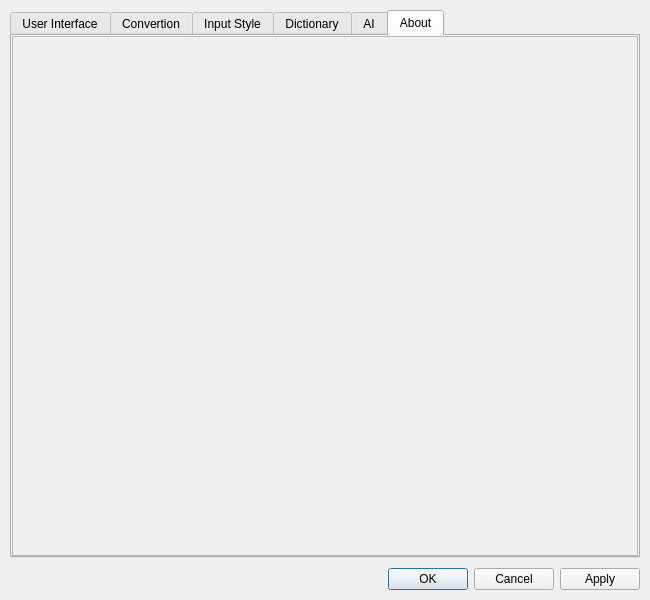
7ka-Hiira/fcitx5-hazkey, file hazkey-settings/mainwindow.ui: the form before one commit.
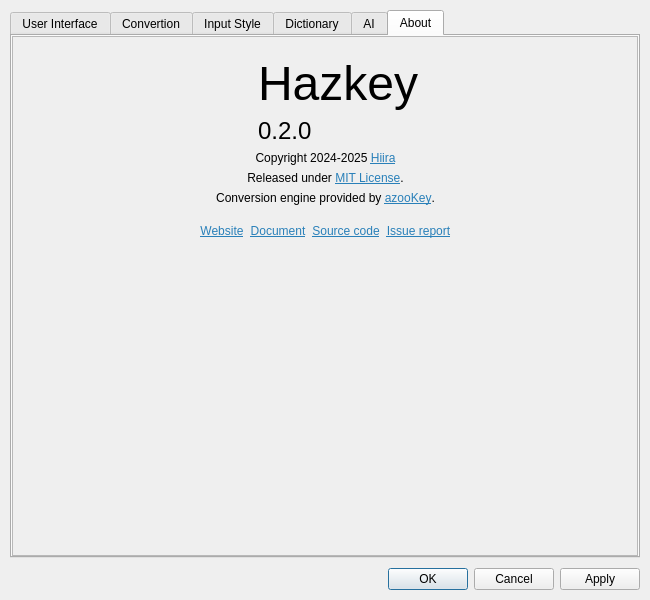
The form after the commit. The open tabs and pages were chosen to show the change. Icons and pictures are not drawn.

Commit message: feat: add about tab contents

Diff of the .ui file:
```diff
--- a/hazkey-settings/mainwindow.ui
+++ b/hazkey-settings/mainwindow.ui
@@ -1730,6 +1730,278 @@
             <height>503</height>
            </rect>
           </property>
+          <layout class="QVBoxLayout" name="verticalLayout_6">
+           <item>
+            <layout class="QHBoxLayout" name="aboutHazkeyTitleLayout">
+             <property name="topMargin">
+              <number>10</number>
+             </property>
+             <item>
+              <spacer name="aboutHazkeyTitleLeftSpacer">
+               <property name="orientation">
+                <enum>Qt::Orientation::Horizontal</enum>
+               </property>
+               <property name="sizeHint" stdset="0">
+                <size>
+                 <width>40</width>
+                 <height>20</height>
+                </size>
+               </property>
+              </spacer>
+             </item>
+             <item>
+              <layout class="QVBoxLayout" name="aboutHazkeyTitleLogoLayout">
+               <item>
+                <widget class="QLabel" name="aboutHazkeyTitleLogo">
+                 <property name="maximumSize">
+                  <size>
+                   <width>180</width>
+                   <height>180</height>
+                  </size>
+                 </property>
+                 <property name="pixmap">
+                  <pixmap resource="hazkey-icon.qrc">:/images/hazkey.svg</pixmap>
+                 </property>
+                 <property name="scaledContents">
+                  <bool>true</bool>
+                 </property>
+                </widget>
+               </item>
+               <item>
+                <spacer name="aboutHazkeyTitleLogoBottomSpacer">
+                 <property name="orientation">
+                  <enum>Qt::Orientation::Vertical</enum>
+                 </property>
+                 <property name="sizeType">
+                  <enum>QSizePolicy::Policy::Fixed</enum>
+                 </property>
+                 <property name="sizeHint" stdset="0">
+                  <size>
+                   <width>20</width>
+                   <height>10</height>
+                  </size>
+                 </property>
+                </spacer>
+               </item>
+              </layout>
+             </item>
+             <item>
+              <layout class="QVBoxLayout" name="aboutHazkeyTitleTextContainer">
+               <item>
+                <widget class="QLabel" name="aboutHazkeyTitleHazkeyText">
+                 <property name="text">
+                  <string>&lt;html&gt;&lt;head/&gt;&lt;body&gt;&lt;p&gt;&lt;span style=&quot; font-size:36pt;&quot;&gt;Hazkey&lt;/span&gt;&lt;/p&gt;&lt;/body&gt;&lt;/html&gt;</string>
+                 </property>
+                 <property name="textFormat">
+                  <enum>Qt::TextFormat::RichText</enum>
+                 </property>
+                 <property name="alignment">
+                  <set>Qt::AlignmentFlag::AlignBottom|Qt::AlignmentFlag::AlignLeading|Qt::AlignmentFlag::AlignLeft</set>
+                 </property>
+                </widget>
+               </item>
+               <item>
+                <widget class="QLabel" name="aboutHazkeyTitleVersionText">
+                 <property name="text">
+                  <string>&lt;html&gt;&lt;head/&gt;&lt;body&gt;&lt;p&gt;&lt;span style=&quot; font-size:18pt;&quot;&gt;0.2.0&lt;/span&gt;&lt;/p&gt;&lt;/body&gt;&lt;/html&gt;</string>
+                 </property>
+                 <property name="alignment">
+                  <set>Qt::AlignmentFlag::AlignLeading|Qt::AlignmentFlag::AlignLeft|Qt::AlignmentFlag::AlignTop</set>
+                 </property>
+                </widget>
+               </item>
+              </layout>
+             </item>
+             <item>
+              <spacer name="aboutHazkeyTitleRightSpacer">
+               <property name="orientation">
+                <enum>Qt::Orientation::Horizontal</enum>
+               </property>
+               <property name="sizeHint" stdset="0">
+                <size>
+                 <width>40</width>
+                 <height>20</height>
+                </size>
+               </property>
+              </spacer>
+             </item>
+            </layout>
+           </item>
+           <item>
+            <layout class="QHBoxLayout" name="aboutHazkeyAdditionalInfosLayout">
+             <item>
+              <spacer name="aboutHazkeyAdditionalInfosLeftSpacer">
+               <property name="orientation">
+                <enum>Qt::Orientation::Horizontal</enum>
+               </property>
+               <property name="sizeHint" stdset="0">
+                <size>
+                 <width>40</width>
+                 <height>20</height>
+                </size>
+               </property>
+              </spacer>
+             </item>
+             <item>
+              <layout class="QVBoxLayout" name="aboutHazkeyAdditionalInfosMainLayout">
+               <item>
+                <widget class="QLabel" name="aboutHazkeyCopyright">
+                 <property name="text">
+                  <string>&lt;html&gt;&lt;head/&gt;&lt;body&gt;&lt;p&gt;Copyright 2024-2025 &lt;a href=&quot;https://hiira.dev/&quot;&gt;&lt;span style=&quot; text-decoration: underline; color:#2980b9;&quot;&gt;Hiira&lt;/span&gt;&lt;/a&gt;&lt;/p&gt;&lt;/body&gt;&lt;/html&gt;</string>
+                 </property>
+                 <property name="alignment">
+                  <set>Qt::AlignmentFlag::AlignCenter</set>
+                 </property>
+                 <property name="openExternalLinks">
+                  <bool>true</bool>
+                 </property>
+                </widget>
+               </item>
+               <item>
+                <widget class="QLabel" name="aboutHazkeyLicense">
+                 <property name="text">
+                  <string>&lt;html&gt;&lt;head/&gt;&lt;body&gt;&lt;p&gt;Released under &lt;a href=&quot;https://opensource.org/license/mit&quot;&gt;&lt;span style=&quot; text-decoration: underline; color:#2980b9;&quot;&gt;MIT License&lt;/span&gt;&lt;/a&gt;.&lt;/p&gt;&lt;/body&gt;&lt;/html&gt;</string>
+                 </property>
+                 <property name="alignment">
+                  <set>Qt::AlignmentFlag::AlignCenter</set>
+                 </property>
+                 <property name="openExternalLinks">
+                  <bool>true</bool>
+                 </property>
+                </widget>
+               </item>
+               <item>
+                <widget class="QLabel" name="aboutHazkeyAzookeyEngine">
+                 <property name="text">
+                  <string>&lt;html&gt;&lt;head/&gt;&lt;body&gt;&lt;p&gt;Conversion engine provided by &lt;a href=&quot;https://azookey.com/&quot;&gt;&lt;span style=&quot; text-decoration: underline; color:#2980b9;&quot;&gt;azooKey&lt;/span&gt;&lt;/a&gt;.&lt;/p&gt;&lt;/body&gt;&lt;/html&gt;</string>
+                 </property>
+                 <property name="alignment">
+                  <set>Qt::AlignmentFlag::AlignCenter</set>
+                 </property>
+                 <property name="openExternalLinks">
+                  <bool>true</bool>
+                 </property>
+                </widget>
+               </item>
+              </layout>
+             </item>
+             <item>
+              <spacer name="aboutHazkeyAdditionalInfosRightSpacer">
+               <property name="orientation">
+                <enum>Qt::Orientation::Horizontal</enum>
+               </property>
+               <property name="sizeHint" stdset="0">
+                <size>
+                 <width>40</width>
+                 <height>20</height>
+                </size>
+               </property>
+              </spacer>
+             </item>
+            </layout>
+           </item>
+           <item>
+            <layout class="QHBoxLayout" name="aboutHazkeyLinksLayout">
+             <property name="topMargin">
+              <number>10</number>
+             </property>
+             <property name="bottomMargin">
+              <number>10</number>
+             </property>
+             <item>
+              <spacer name="aboutHazkeyLinksLeftSpacer">
+               <property name="orientation">
+                <enum>Qt::Orientation::Horizontal</enum>
+               </property>
+               <property name="sizeHint" stdset="0">
+                <size>
+                 <width>40</width>
+                 <height>20</height>
+                </size>
+               </property>
+              </spacer>
+             </item>
+             <item>
+              <widget class="QLabel" name="aboutHazkeyWebsiteLink">
+               <property name="text">
+                <string>&lt;html&gt;&lt;head/&gt;&lt;body&gt;&lt;p&gt;&lt;a href=&quot;https://hazkey.hiira.dev/&quot;&gt;&lt;span style=&quot; text-decoration: underline; color:#2980b9;&quot;&gt;Website&lt;/span&gt;&lt;/a&gt;&lt;/p&gt;&lt;/body&gt;&lt;/html&gt;</string>
+               </property>
+               <property name="alignment">
+                <set>Qt::AlignmentFlag::AlignCenter</set>
+               </property>
+               <property name="openExternalLinks">
+                <bool>true</bool>
+               </property>
+              </widget>
+             </item>
+             <item>
+              <widget class="QLabel" name="aboutHazkeyDocumentLink">
+               <property name="text">
+                <string>&lt;html&gt;&lt;head/&gt;&lt;body&gt;&lt;p&gt;&lt;a href=&quot;https://hazkey.hiira.dev/docs&quot;&gt;&lt;span style=&quot; text-decoration: underline; color:#2980b9;&quot;&gt;Document&lt;/span&gt;&lt;/a&gt;&lt;/p&gt;&lt;/body&gt;&lt;/html&gt;</string>
+               </property>
+               <property name="alignment">
+                <set>Qt::AlignmentFlag::AlignCenter</set>
+               </property>
+               <property name="openExternalLinks">
+                <bool>true</bool>
+               </property>
+              </widget>
+             </item>
+             <item>
+              <widget class="QLabel" name="aboutHazkeySourceLink">
+               <property name="text">
+                <string>&lt;html&gt;&lt;head/&gt;&lt;body&gt;&lt;p&gt;&lt;a href=&quot;https://github.com/7ka-Hiira/fcitx5-hazkey&quot;&gt;&lt;span style=&quot; text-decoration: underline; color:#2980b9;&quot;&gt;Source code&lt;/span&gt;&lt;/a&gt;&lt;/p&gt;&lt;/body&gt;&lt;/html&gt;</string>
+               </property>
+               <property name="alignment">
+                <set>Qt::AlignmentFlag::AlignCenter</set>
+               </property>
+               <property name="openExternalLinks">
+                <bool>true</bool>
+               </property>
+              </widget>
+             </item>
+             <item>
+              <widget class="QLabel" name="aboutHazkeyIssueReportLink">
+               <property name="text">
+                <string>&lt;html&gt;&lt;head/&gt;&lt;body&gt;&lt;p&gt;&lt;a href=&quot;https://github.com/7ka-Hiira/fcitx5-hazkey/issues&quot;&gt;&lt;span style=&quot; text-decoration: underline; color:#2980b9;&quot;&gt;Issue report&lt;/span&gt;&lt;/a&gt;&lt;/p&gt;&lt;/body&gt;&lt;/html&gt;</string>
+               </property>
+               <property name="alignment">
+                <set>Qt::AlignmentFlag::AlignCenter</set>
+               </property>
+               <property name="openExternalLinks">
+                <bool>true</bool>
+               </property>
+              </widget>
+             </item>
+             <item>
+              <spacer name="aboutHazkeyLinksRightSpacer">
+               <property name="orientation">
+                <enum>Qt::Orientation::Horizontal</enum>
+               </property>
+               <property name="sizeHint" stdset="0">
+                <size>
+                 <width>40</width>
+                 <height>20</height>
+                </size>
+               </property>
+              </spacer>
+             </item>
+            </layout>
+           </item>
+           <item>
+            <spacer name="aboutHazkeyTabBottomSpacer">
+             <property name="orientation">
+              <enum>Qt::Orientation::Vertical</enum>
+             </property>
+             <property name="sizeHint" stdset="0">
+              <size>
+               <width>20</width>
+               <height>40</height>
+              </size>
+             </property>
+            </spacer>
+           </item>
+          </layout>
          </widget>
         </widget>
        </item>
```
Left out of the diff: 10 changed lines with no effect on the pictures. The commit also changes 3 other files.
